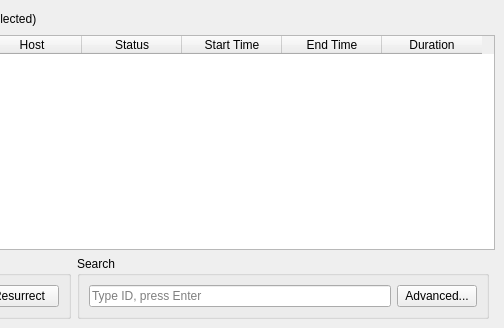
This is Ui_JobListTest.ui in CogswellProjectHydra/githubHydraRepo as Qt 5 draws it before an edit; both pictures show x 713 to 1217 and y 0 to 328 of the 1217 by 328 pixel window. The edited form follows.
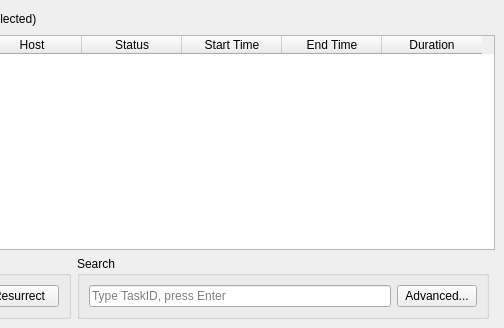
This is the edited form.

Commit message:
New dialog for task queries in JobListTest
No functionality implemented yet, but the button brings up the dialog
box.

The edit to the form file:
```diff
--- a/Ui_JobListTest.ui
+++ b/Ui_JobListTest.ui
@@ -224,7 +224,7 @@
               <string/>
              </property>
              <property name="placeholderText">
-              <string>Type ID, press Enter</string>
+              <string>Type TaskID, press Enter</string>
              </property>
             </widget>
            </item>
```
The commit also changes 6 other files.
